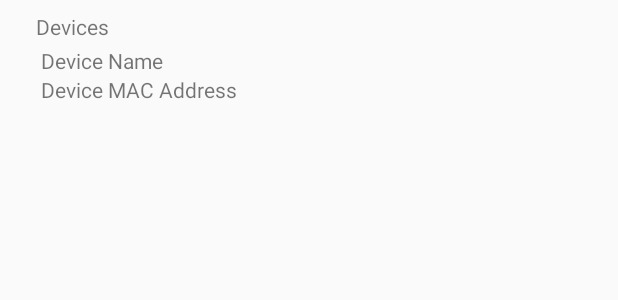
After one commit to Dual-Task/HUDvsWatch, an Android app: the layout activity_device.xml on its own in the app's theme, with its tools: preview values and no code run, on a phone screen of 412 x 824 dp. The commit adds this screen. Shown: the top 300 px of the screen. Run offline under Robolectric (Android 15) with nearby library versions, the phone set to English and light mode, and no system bars.

Commit message:
Add basic device activity

```diff
--- a/mobile/src/main/AndroidManifest.xml
+++ b/mobile/src/main/AndroidManifest.xml
@@ -19,6 +19,10 @@
         <activity
             android:name=".StudyActivity"
             android:label="@string/title_activity_study"
+            android:theme="@style/AppTheme.NoActionBar" />
+        <activity
+            android:name=".DeviceActivity"
+            android:label="@string/title_activity_device"
             android:theme="@style/AppTheme.NoActionBar"></activity>
     </application>
 
--- /dev/null
+++ b/mobile/src/main/java/edu/gatech/ic/hudvswatch/DeviceActivity.java
@@ -0,0 +1,22 @@
+package edu.gatech.ic.hudvswatch;
+
+import android.os.Bundle;
+import android.support.design.widget.FloatingActionButton;
+import android.support.design.widget.Snackbar;
+import android.support.v7.app.AppCompatActivity;
+import android.support.v7.widget.Toolbar;
+import android.view.View;
+
+public class DeviceActivity extends AppCompatActivity {
+
+    @Override
+    protected void onCreate(Bundle savedInstanceState) {
+        super.onCreate(savedInstanceState);
+        setContentView(R.layout.activity_device);
+
+
+    }
+
+
+
+}
--- a/mobile/src/main/java/edu/gatech/ic/hudvswatch/MainActivity.java
+++ b/mobile/src/main/java/edu/gatech/ic/hudvswatch/MainActivity.java
@@ -50,6 +50,11 @@
         startActivity(intent);
     }
 
+    public void onDevicesButtonClick(View v) {
+        Intent intent = new Intent(this, DeviceActivity.class);
+        startActivity(intent);
+    }
+
     public void addConditionsToSpinner() {
         Spinner conditionsSpinner = findViewById(R.id.conditions_spinner);
 
--- /dev/null
+++ b/mobile/src/main/res/layout/activity_device.xml
@@ -0,0 +1,54 @@
+<?xml version="1.0" encoding="utf-8"?>
+<android.support.constraint.ConstraintLayout xmlns:android="http://schemas.android.com/apk/res/android"
+    xmlns:app="http://schemas.android.com/apk/res-auto"
+    xmlns:tools="http://schemas.android.com/tools"
+    android:layout_width="match_parent"
+    android:layout_height="match_parent"
+    tools:context="edu.gatech.ic.hudvswatch.DeviceActivity">
+
+
+    <LinearLayout
+        android:layout_width="match_parent"
+        android:layout_height="match_parent"
+        android:orientation="vertical"
+        android:layout_marginEnd="24dp"
+        android:layout_marginStart="24dp"
+        android:layout_marginTop="8dp">
+
+        <TextView
+            android:id="@+id/textView"
+            android:layout_width="match_parent"
+            android:layout_height="wrap_content"
+            android:text="Devices"
+            app:layout_constraintEnd_toEndOf="parent"
+            app:layout_constraintStart_toStartOf="parent"
+            app:layout_constraintTop_toTopOf="parent" />
+
+        <LinearLayout
+            android:layout_width="match_parent"
+            android:layout_height="match_parent">
+
+            <LinearLayout
+                android:layout_width="match_parent"
+                android:layout_height="match_parent"
+                android:orientation="vertical"
+                android:padding="3dp">
+
+                <TextView
+                    android:layout_width="match_parent"
+                    android:layout_height="wrap_content"
+                    android:text="Device Name"/>
+
+                <TextView
+                    android:layout_width="match_parent"
+                    android:layout_height="wrap_content"
+                    android:text="Device MAC Address"/>
+
+            </LinearLayout>
+
+        </LinearLayout>
+
+    </LinearLayout>
+
+
+</android.support.constraint.ConstraintLayout>
--- a/mobile/src/main/res/layout/activity_main.xml
+++ b/mobile/src/main/res/layout/activity_main.xml
@@ -13,6 +13,7 @@
         android:layout_marginEnd="24dp"
         android:layout_marginStart="24dp"
         android:layout_marginTop="8dp"
+        android:onClick="onDevicesButtonClick"
         android:text="Devices"
         app:layout_constraintEnd_toEndOf="parent"
         app:layout_constraintStart_toStartOf="parent"
--- a/mobile/src/main/res/values/strings.xml
+++ b/mobile/src/main/res/values/strings.xml
@@ -1,4 +1,5 @@
 <resources>
     <string name="app_name">HUDvsWatch</string>
     <string name="title_activity_study">StudyActivity</string>
+    <string name="title_activity_device">DeviceActivity</string>
 </resources>
```
